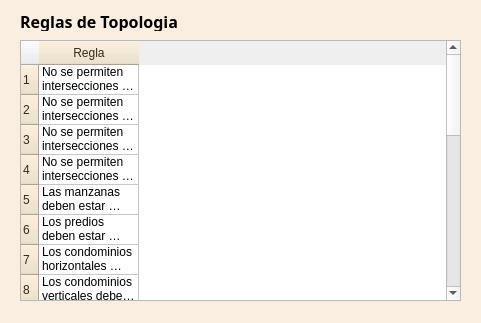
Before: the Qt Designer form funciones/topologia/VentanaReglasTopo_dialog_base.ui in gerardoros/CartograficoQgisPlugin, drawn with Qt 5.
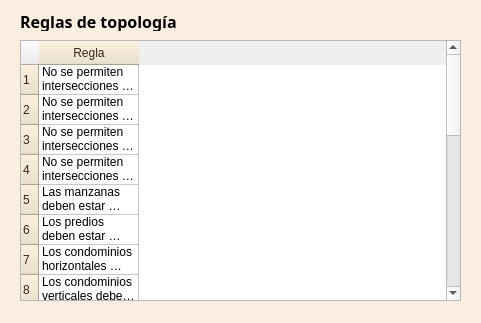
After: the same form once the commit is applied.

Commit message: validaciones agregadas para el guardado de capas de referencia, consulta de las capas normales y de referencia, validaciones de topologia, ajuste de diseño

The edit to the form file:
```diff
--- a/funciones/topologia/VentanaReglasTopo_dialog_base.ui
+++ b/funciones/topologia/VentanaReglasTopo_dialog_base.ui
@@ -48,7 +48,7 @@
     </font>
    </property>
    <property name="text">
-    <string>&lt;html&gt;&lt;head/&gt;&lt;body&gt;&lt;p&gt;Reglas de Topologia&lt;/p&gt;&lt;/body&gt;&lt;/html&gt;</string>
+    <string>&lt;html&gt;&lt;head/&gt;&lt;body&gt;&lt;p&gt;Reglas de topología&lt;/p&gt;&lt;/body&gt;&lt;/html&gt;</string>
    </property>
   </widget>
   <widget class="QTableWidget" name="tablaReglas">
```
Left out of the diff: 6 changed lines with no effect on the pictures. The commit also changes 8 other files.
